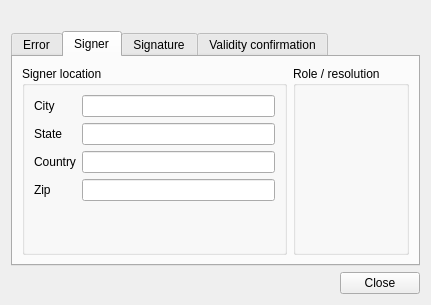
The window that client/ui/SignatureDialog.ui (open-eid/qdigidoc) describes before a commit, drawn with Qt 5.
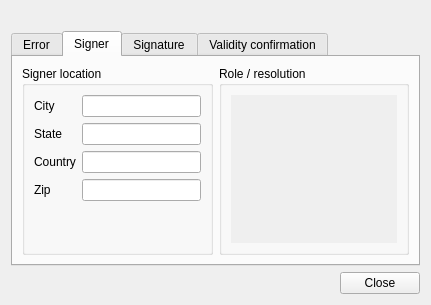
The same window after the commit. The open tabs and pages were chosen to show the change.

```diff
--- a/client/ui/SignatureDialog.ui
+++ b/client/ui/SignatureDialog.ui
@@ -121,10 +121,38 @@
          <property name="title">
           <string>Role / resolution</string>
          </property>
+         <layout class="QVBoxLayout" name="verticalLayout">
+          <item>
+           <widget class="QScrollArea" name="scrollArea">
+            <property name="frameShape">
+             <enum>QFrame::NoFrame</enum>
+            </property>
+            <property name="horizontalScrollBarPolicy">
+             <enum>Qt::ScrollBarAlwaysOff</enum>
+            </property>
+            <property name="widgetResizable">
+             <bool>true</bool>
+            </property>
+            <widget class="QWidget" name="scrollAreaWidgetContents">
+             <property name="geometry">
+              <rect>
+               <x>0</x>
+               <y>0</y>
+               <width>165</width>
+               <height>162</height>
+              </rect>
+             </property>
          <layout class="QFormLayout" name="signerRoleGroupLayout">
           <property name="fieldGrowthPolicy">
            <enum>QFormLayout::ExpandingFieldsGrow</enum>
           </property>
+              <property name="margin">
+               <number>0</number>
+              </property>
+             </layout>
+            </widget>
+           </widget>
+          </item>
          </layout>
         </widget>
        </item>
```
Lines whose indentation alone changed are shown as unchanged.
